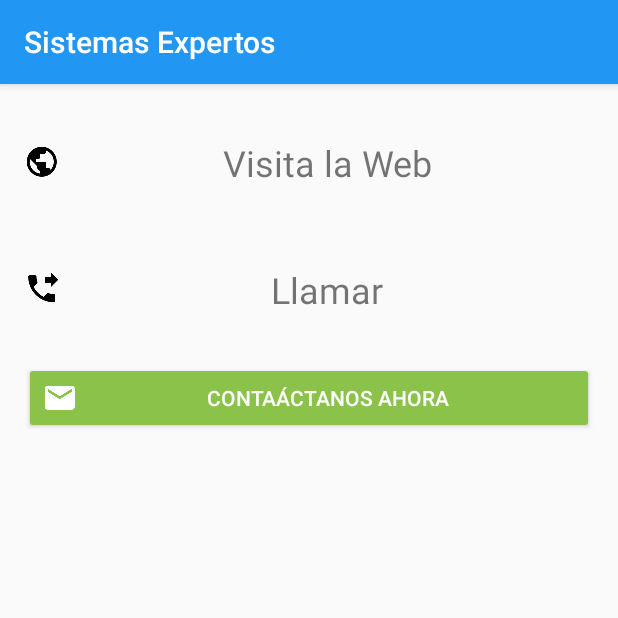
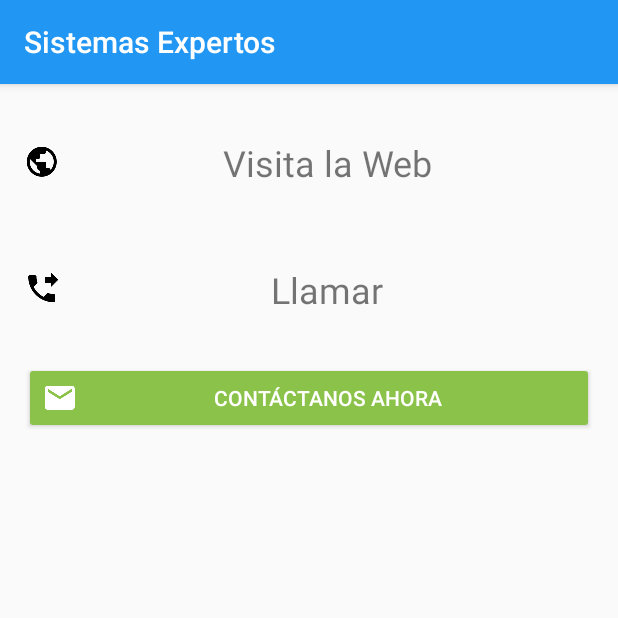
Before and after one commit to demaikel/InfoSistemasExpertos, an Android app: the EmailFragment screen opened directly, with no data from a screen before it, on a phone screen of 412 x 824 dp, the top half of it. Run offline under Robolectric (Android 15) with nearby library versions, the phone set to English and light mode, and no system bars.

Commit message:
Cambios Finales

```diff
--- a/app/src/main/res/layout/fragment_email.xml
+++ b/app/src/main/res/layout/fragment_email.xml
@@ -11,7 +11,7 @@
         android:drawableLeft="@mipmap/ic_email_white_24dp"
         android:layout_width="match_parent"
         android:layout_height="wrap_content"
-        android:text="Contaáctanos Ahora"
+        android:text="Contáctanos Ahora"
         android:theme="@style/PrimaryButton" />
 
     <android.support.design.widget.TextInputLayout
```
